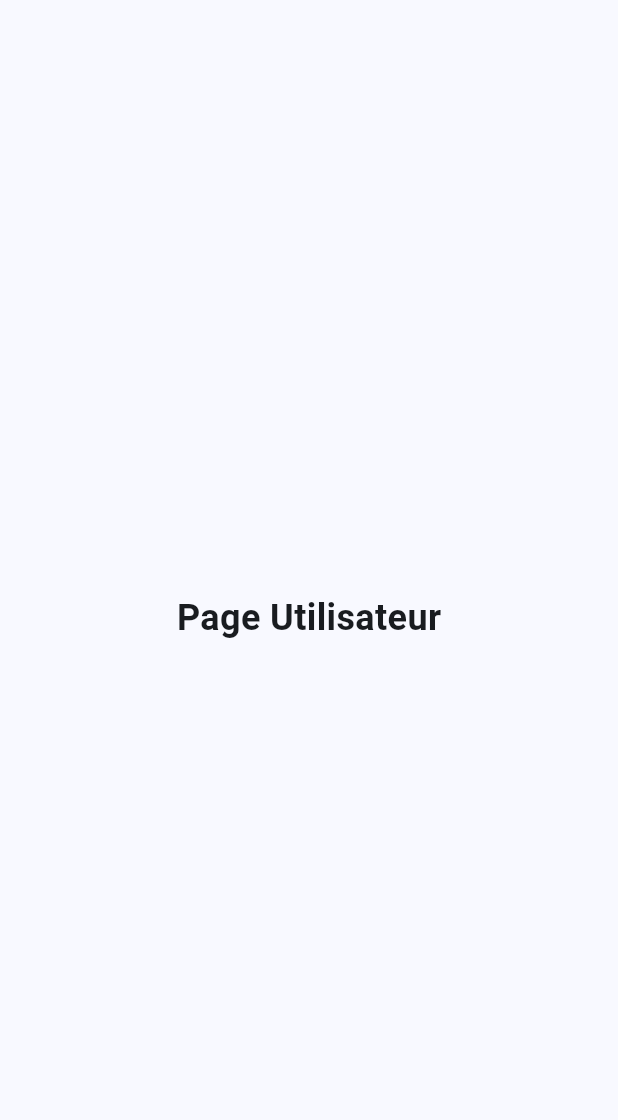
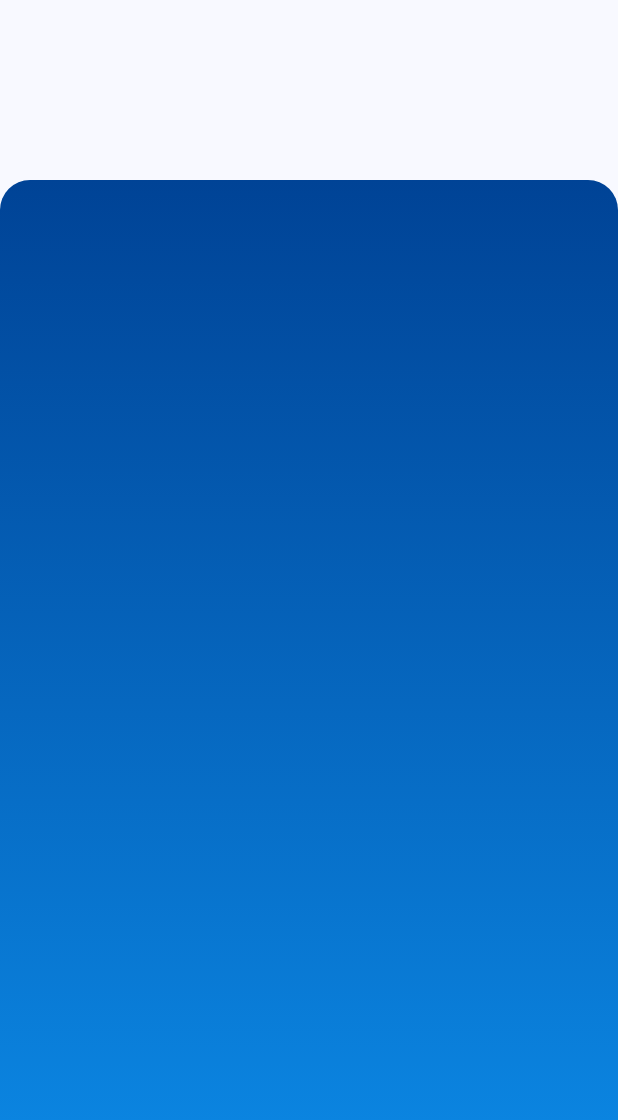
Before and after one commit to PaulDelamare/Diwe_front, a Flutter app: the UserPage screen opened by its route, on a phone screen of 412 x 824 dp. Shown: the top 1120 px of the screen. Run offline on Flutter 3.47's test engine with Material 3 defaults, Android fonts, the phone set to English and light mode, and no system bars; our stand-ins replace fl_chart.

Commit message:
page user.dart j'ai fait le fond bleu

```diff
--- a/lib/user/user.dart
+++ b/lib/user/user.dart
@@ -6,14 +6,25 @@ class UserPage extends StatelessWidget {
   @override
   Widget build(BuildContext context) {
     return Scaffold(
-      body: Center(
-        child: Text(
-          'Page Utilisateur',
-          style: TextStyle(
-            fontSize: 24,
-            fontWeight: FontWeight.bold,
+      body: Column(
+        children: [
+          SizedBox(height: 120), // Ajout d'un espace vide au-dessus du fond dégradé
+          Expanded(
+            child: Container(
+              decoration: BoxDecoration(
+                gradient: LinearGradient(
+                  begin: Alignment.topCenter,
+                  end: Alignment.bottomCenter,
+                  colors: [Color(0xFF004396), Color(0xFF0C8CE9)],
+                ),
+                borderRadius: BorderRadius.only(
+                  topLeft: Radius.circular(20),
+                  topRight: Radius.circular(20),
+                ),
+              ),
+            ),
           ),
-        ),
+        ],
       ),
     );
   }
```
